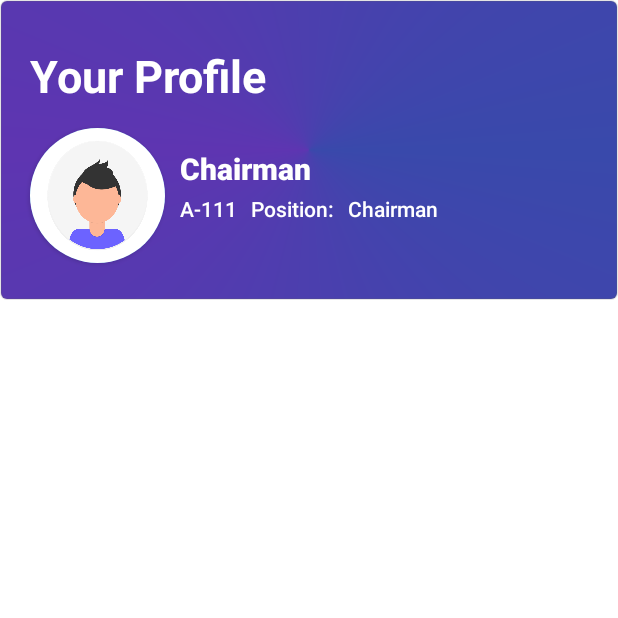
After one commit to MohitGujarati/DigitalSociety, an Android app: the fragment Frag_Profile_card shown on its own in the app's theme, on a phone screen of 412 x 824 dp, the top half of it. The commit adds this screen. Run offline under Robolectric (Android 15) with nearby library versions, the phone set to English and light mode, and no system bars; 6 statements that could not run were skipped.

Commit message:
profile card fragment added in base activity intents working good

```diff
--- a/app/src/main/java/mohit/dev/digitalsoc/code/view/Activity_BaseActivity.kt
+++ b/app/src/main/java/mohit/dev/digitalsoc/code/view/Activity_BaseActivity.kt
@@ -55,6 +55,8 @@ class Activity_BaseActivity : AppCompatActivity(), TextToSpeech.OnInitListener {
         var tab_layout = findViewById<LinearLayout>(R.id.tab_layout)
         var cardlayout = findViewById<LinearLayout>(R.id.cardlayout)
 
+        var layout_profile = findViewById<LinearLayout>(R.id.layout_profile)
+
 
         tts = TextToSpeech(this, this)
 
@@ -89,7 +91,8 @@ class Activity_BaseActivity : AppCompatActivity(), TextToSpeech.OnInitListener {
                     comp_position,
                     position.toString(),
                     tab_layout,
-                    cardlayout
+                    cardlayout,
+                    layout_profile
                 )
             }
 
@@ -124,15 +127,33 @@ class Activity_BaseActivity : AppCompatActivity(), TextToSpeech.OnInitListener {
         recComplains: RecyclerView,
         title: TextView,
         btnDefault: ExtendedFloatingActionButton,
-        compFlatno: String,
-        compUsername: String,
-        compPosition: String,
-        toString: String,
+        comp_flatno: String,
+        comp_username: String,
+        comp_position: String,
+        position: String,
         tab_layout: LinearLayout,
-        cardlayout: LinearLayout
+        cardlayout: LinearLayout,
+        layout_profile: LinearLayout
     ) {
 
         cardlayout.visibility = View.GONE
+
+        var Bundle = Bundle()
+        var fragmentManager = supportFragmentManager
+        var fragmentTransaction = fragmentManager.beginTransaction()
+        var fragment = Frag_Profile_card()
+
+        Bundle.putString("compuser", "${comp_username}")
+        Bundle.putString("compflatno", "${comp_flatno}")
+        Bundle.putString("compposition", "${position}")
+
+        fragment.arguments = Bundle
+
+        fragmentTransaction.add(R.id.layout_profile, fragment).commit()
+
+
+
+
 
         if (tab_layout.isVisible) {
             Toast.makeText(this, "visible", Toast.LENGTH_SHORT).show()
--- /dev/null
+++ b/app/src/main/java/mohit/dev/digitalsoc/code/view/Frag_Profile_card.kt
@@ -0,0 +1,39 @@
+package mohit.dev.digitalsoc.code.view
+
+import android.os.Bundle
+import androidx.fragment.app.Fragment
+import android.view.LayoutInflater
+import android.view.View
+import android.view.ViewGroup
+import android.widget.TextView
+import mohit.dev.digitalsoc.R
+import org.w3c.dom.Text
+
+class Frag_Profile_card : Fragment() {
+
+
+    override fun onCreateView(
+        inflater: LayoutInflater, container: ViewGroup?,
+        savedInstanceState: Bundle?
+    ): View? {
+        // Inflate the layout for this fragment
+        val view = inflater.inflate(R.layout.fragment_frag__profile_card, container, false)
+
+        var tvusername=view.findViewById<TextView>(R.id.profile_ownersname)
+        var tvprofile_flatno=view.findViewById<TextView>(R.id.profile_flatno)
+        var tvprofile_tvposition=view.findViewById<TextView>(R.id.profile_tvposition)
+        var tvprofile_user_position=view.findViewById<TextView>(R.id.profile_users_position)
+
+        val bundle = arguments
+        val username = bundle!!.getString("compuser")
+        val flatno = bundle.getString("compflatno")
+        val position = bundle.getString("compposition")
+
+        tvusername.text=username.toString()
+        tvprofile_flatno.text=flatno.toString()
+        tvprofile_user_position.text=position.toString()
+
+        return view
+    }
+
+}
--- a/app/src/main/res/layout/activity_base.xml
+++ b/app/src/main/res/layout/activity_base.xml
@@ -77,6 +77,16 @@
         android:orientation="vertical"
         >
 
+        <LinearLayout
+            android:id="@+id/layout_profile"
+            android:layout_width="match_parent"
+            android:layout_height="200dp"
+            android:orientation="vertical"
+            android:padding="4dp"
+            android:background="@drawable/background_viewlayouts"/>
+
+
+
 
         <com.google.android.material.tabs.TabLayout
             android:id="@+id/mytablayout"
--- /dev/null
+++ b/app/src/main/res/layout/fragment_frag__profile_card.xml
@@ -0,0 +1,124 @@
+<?xml version="1.0" encoding="utf-8"?>
+<FrameLayout xmlns:android="http://schemas.android.com/apk/res/android"
+    xmlns:tools="http://schemas.android.com/tools"
+    android:layout_width="match_parent"
+    android:layout_height="wrap_content"
+    xmlns:app="http://schemas.android.com/apk/res-auto"
+    tools:context=".code.view.Frag_Profile_card">
+
+    <RelativeLayout
+        android:layout_width="match_parent"
+        android:layout_height="200dp"
+        android:elevation="50dp"
+        android:background="@drawable/background_profile"
+        android:orientation="horizontal"
+        android:padding="10dp">
+
+
+        <LinearLayout
+            android:layout_width="match_parent"
+            android:layout_height="wrap_content"
+            android:orientation="horizontal">
+
+
+            <TextView
+                style="@style/TextAppearance.AppCompat.Headline"
+                android:layout_width="match_parent"
+                android:layout_height="wrap_content"
+                android:layout_marginTop="20dp"
+                android:layout_marginLeft="10dp"
+                android:layout_weight="1"
+                android:text="Your Profile"
+                android:textColor="@color/white"
+                android:textSize="30dp"
+                android:textStyle="bold"
+
+                />
+
+        </LinearLayout>
+
+        <RelativeLayout
+
+            android:layout_width="match_parent"
+            android:layout_height="wrap_content"
+            android:layout_marginTop="65dp"
+            android:gravity="start">
+
+            <androidx.cardview.widget.CardView
+                android:id="@+id/profile_pic"
+                android:layout_width="90dp"
+                android:layout_height="wrap_content"
+                android:layout_gravity="end"
+                android:layout_margin="10dp"
+                android:background="@drawable/background_viewlayouts"
+                android:backgroundTint="#039BE5"
+                app:cardCornerRadius="80dp">
+
+
+                <ImageView
+                    android:id="@+id/imageview"
+                    android:layout_width="match_parent"
+                    android:layout_height="90dp"
+                    android:layout_gravity="center"
+                    android:clipToOutline="true"
+                    android:scaleType="fitXY"
+                    android:src="@drawable/user_img" />
+
+            </androidx.cardview.widget.CardView>
+
+            <TextView
+                android:id="@+id/profile_ownersname"
+                style="@style/TextAppearance.AppCompat.Title"
+                android:layout_width="180dp"
+                android:layout_height="wrap_content"
+                android:layout_marginTop="23dp"
+                android:layout_marginBottom="3dp"
+                android:layout_toRightOf="@+id/profile_pic"
+                android:text="Chairman"
+                android:textColor="@color/white"
+                android:textStyle="bold" />
+
+            <TextView
+                android:id="@+id/profile_flatno"
+                style="@style/TextAppearance.AppCompat.Body2"
+                android:layout_width="wrap_content"
+                android:layout_height="wrap_content"
+                android:layout_below="@+id/profile_ownersname"
+                android:layout_toRightOf="@+id/profile_pic"
+                android:gravity="center"
+                android:text="A-111"
+                android:textColor="@color/white" />
+
+            <TextView
+                android:id="@+id/profile_tvposition"
+                style="@style/TextAppearance.AppCompat.Body2"
+                android:layout_width="wrap_content"
+                android:layout_height="wrap_content"
+                android:layout_below="@+id/profile_ownersname"
+                android:layout_marginLeft="9dp"
+                android:layout_toRightOf="@+id/profile_flatno"
+                android:gravity="center"
+                android:text="Position:"
+                android:textColor="@color/white" />
+
+            <TextView
+                android:id="@+id/profile_users_position"
+                style="@style/TextAppearance.AppCompat.Body2"
+                android:layout_width="wrap_content"
+                android:layout_height="wrap_content"
+                android:layout_below="@+id/profile_ownersname"
+                android:layout_marginLeft="9dp"
+                android:layout_toRightOf="@+id/profile_tvposition"
+                android:gravity="center"
+                android:text="Chairman"
+                android:textColor="@color/white" />
+
+
+        </RelativeLayout>
+
+
+
+
+    </RelativeLayout>
+
+</FrameLayout>
```
